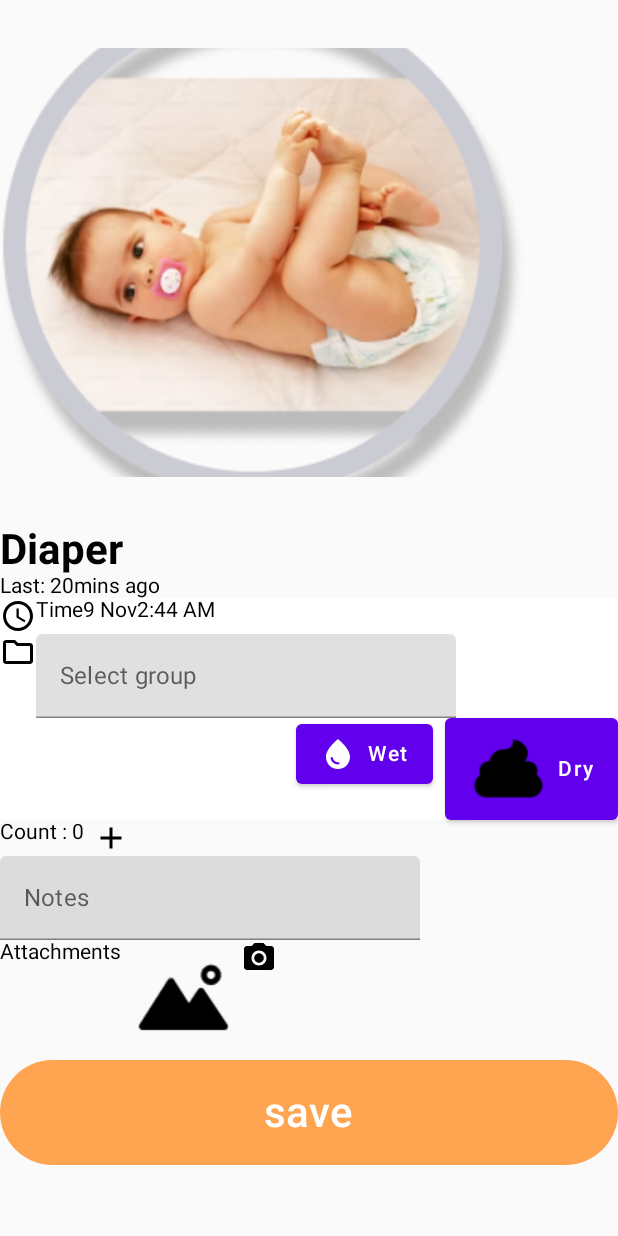
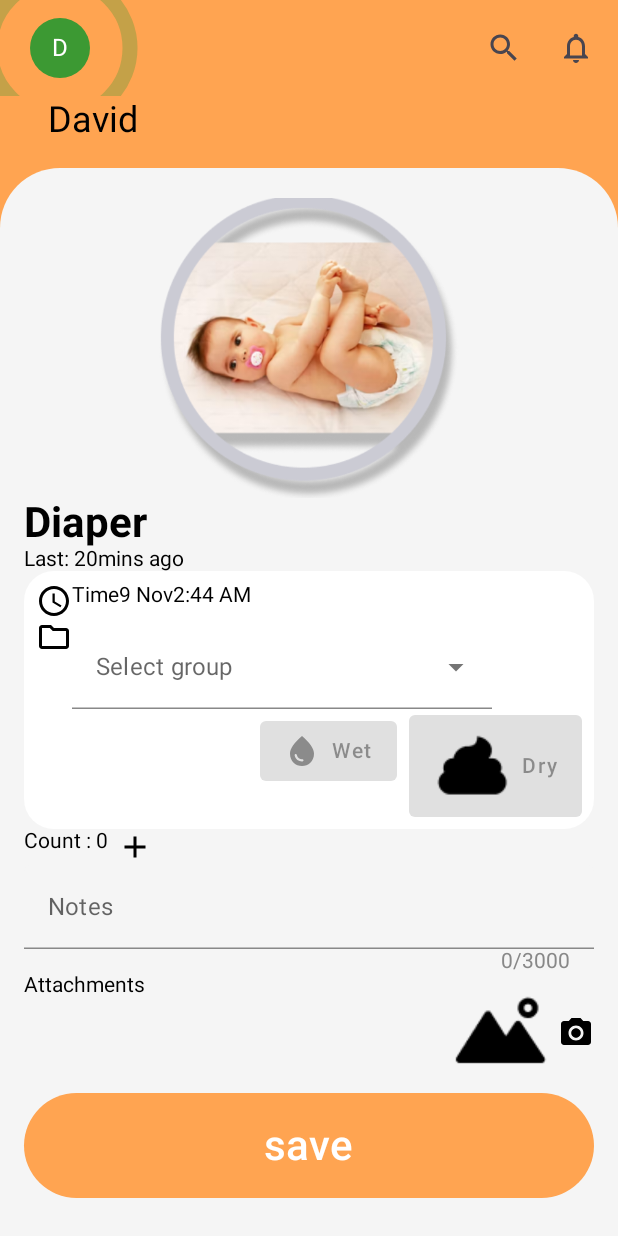
Before and after one commit to nwobodoa/cuddle-care, an Android app built with Jetpack Compose: the screen it shows after launch (MainActivity), on a phone screen of 412 x 824 dp. Run offline under Robolectric (Android 15) with nearby library versions, the phone set to English and light mode, and no system bars.

Commit message:
implemented the diaper screen

```diff
--- a/app/src/main/java/com/example/cuddlecare/ui/screen/DiaperScreen.kt
+++ b/app/src/main/java/com/example/cuddlecare/ui/screen/DiaperScreen.kt
@@ -16,9 +16,14 @@ import androidx.compose.foundation.shape.RoundedCornerShape
 import androidx.compose.foundation.text.KeyboardOptions
 import androidx.compose.material.Button
 import androidx.compose.material.ButtonDefaults
+import androidx.compose.material.DropdownMenuItem
+import androidx.compose.material.ExperimentalMaterialApi
+import androidx.compose.material.ExposedDropdownMenuBox
+import androidx.compose.material.ExposedDropdownMenuDefaults
 import androidx.compose.material.Icon
 import androidx.compose.material.Text
 import androidx.compose.material.TextField
+import androidx.compose.material.TextFieldDefaults
 import androidx.compose.material.icons.Icons
 import androidx.compose.material.icons.filled.AccessTime
 import androidx.compose.material.icons.filled.Add
@@ -33,42 +38,63 @@ import androidx.compose.runtime.setValue
 import androidx.compose.ui.Alignment
 import androidx.compose.ui.Modifier
 import androidx.compose.ui.draw.clip
-import androidx.compose.ui.geometry.Size
 import androidx.compose.ui.graphics.Color
 import androidx.compose.ui.layout.ContentScale
 import androidx.compose.ui.res.colorResource
 import androidx.compose.ui.res.painterResource
 import androidx.compose.ui.text.font.FontWeight
-import androidx.compose.ui.text.input.KeyboardCapitalization
-import androidx.compose.ui.text.input.KeyboardType
-import androidx.compose.ui.text.input.TextFieldValue
+import androidx.compose.ui.text.style.TextAlign
 import androidx.compose.ui.tooling.preview.Preview
 import androidx.compose.ui.unit.dp
 import androidx.compose.ui.unit.sp
 import com.example.cuddlecare.R
+import com.example.cuddlecare.ui.components.TopBar
 
 @RequiresApi(Build.VERSION_CODES.O)
 @Composable
 @Preview(showBackground = true)
 fun add_diaper_record() {
+
+
     Column(
         modifier = Modifier
-            .clip(shape = RoundedCornerShape(20.dp))
+            .fillMaxHeight()
+            .background(color = colorResource(id = R.color.orange))
+    ) {
+        TopBar()
+        Column(
+            modifier = Modifier
+                .fillMaxHeight()
+                .clip(shape = RoundedCornerShape(topStart = 40.dp, topEnd = 40.dp))
+                .background(color = colorResource(id = R.color.backcolor))
+                .padding(16.dp)
         )
         {
-        Row {
+
+            Row(
+                horizontalArrangement = Arrangement.Center,
+                modifier = Modifier
+                    .fillMaxWidth()
+                    .padding(top = 4.dp)
+            ) {
                 Image(
                     painter = painterResource(id = R.drawable.diaper_logo),
                     contentDescription = null,
-                Modifier
-                    .size(350.dp)
-                    .padding(bottom = 32.dp, top = 32.dp),
+                    modifier = Modifier
+                        .size(200.dp),
                     contentScale = ContentScale.Crop
                 )
             }
             Text(text = "Diaper", fontSize = 28.sp, fontWeight = FontWeight.Bold)
             Text(text = "Last: 20mins ago")
-        Column(modifier = Modifier.background(color = Color.White)) {
+            Column(
+                modifier = Modifier
+                    .clip(shape = RoundedCornerShape(20.dp))
+                    .background(color = Color.White)
+                    .padding(8.dp)
+            )
+
+            {
                 Row {
                     Icon(Icons.Default.AccessTime, contentDescription = "Timer")
                     Text(text = "Time")
@@ -76,23 +102,30 @@ fun add_diaper_record() {
                     Text(text = "2:44 AM")
                 }
                 Row {
-                var value by remember { mutableStateOf("") }
-                var mExpanded by remember { mutableStateOf(false) }
+
                     val groups = listOf("Disposable", "Cloth")
-                var mTextFieldSize by remember { mutableStateOf(Size.Zero) }
+                    var selectedIndex by remember { mutableStateOf(0) }
 
                     Icon(Icons.Outlined.Folder, contentDescription = "Folder icon")
-                TextField(value = value, onValueChange = { value = it },
-                    label = { Text(text = "Select group") }
-                )
-                //TODO add drop down menu
+                    ExposedSelectionMenu(title = "Select group", options =groups , onSelected ={
+                        index -> selectedIndex = index
+                    } )
+                }
 
-            }
                 Row(
                     horizontalArrangement = Arrangement.End,
                     modifier = Modifier.fillMaxWidth()
+
                 ) {
-                Button(onClick = { /*TODO*/ }) {
+                    var isClicked by remember { mutableStateOf(false)}
+                    var isEnabled by remember { mutableStateOf(true)}
+                    Button(
+                        onClick = { isEnabled = !isEnabled},
+                        enabled = !isEnabled
+
+
+                    ) {
+
                         Icon(
                             imageVector = Icons.Default.WaterDrop,
                             contentDescription = "water drop"
@@ -101,7 +134,9 @@ fun add_diaper_record() {
                         Text(text = "Wet")
 
                     }
-                Button(onClick = { /*TODO*/ }, modifier = Modifier.padding(start = 8.dp)) {
+                    Button(onClick = {
+                           isClicked = !isClicked
+                    }, enabled = isClicked, modifier = Modifier.padding(start = 8.dp)) {
                         Icon(
                             painter = painterResource(id = R.drawable.poop),
                             contentDescription = "Poop",
@@ -112,37 +147,120 @@ fun add_diaper_record() {
                     }
                 }
             }
-        Row(horizontalArrangement = Arrangement.End) {
+            Row() {
                 Text(text = "Count : 0")
                 Spacer(modifier = Modifier.size(6.dp))
                 Icon(imageVector = Icons.Filled.Add, contentDescription = "Plus icon")
             }
             AttachmentRow()
             SaveButton()
+            //TODO disable save button if nothing is entered
 
-
+        }
     }
 }
 
 @Composable
 fun AttachmentRow() {
-    var inputValue by remember { mutableStateOf(TextFieldValue()) }
+    val maxLength = 3000
+    var inputValue by remember { mutableStateOf("") }
+
     TextField(
+        modifier = Modifier.fillMaxWidth(),
         value = inputValue,
-                onValueChange = { inputValue = it },
+        onValueChange = {
+            if (it.length <= maxLength) inputValue = it
+        },
+
+        colors = TextFieldDefaults.textFieldColors(
+            backgroundColor = colorResource(id = R.color.backcolor),
+            unfocusedIndicatorColor = Color.Gray,
+            focusedIndicatorColor = Color.Transparent,
+            disabledIndicatorColor = Color.Transparent,
+        ),
+        keyboardOptions = KeyboardOptions(autoCorrect = true),
         label = { Text(text = "Notes") },
-//                  inactiveColor = Color.Gray,
-//                KeyboardOptions = KeyboardOptions(
-//                    capitalization = KeyboardCapitalization.None,
-//                    autoCorrect = true,)
+
         )
-        Row {
-            Text(text = "Attachments")
+    Text(
+        text = "${inputValue.length}/$maxLength",
+        textAlign = TextAlign.End,
+        color = Color.Gray,
+        modifier = Modifier
+            .fillMaxWidth()
+            .padding(end = 16.dp)
+    )
+
+    Row(modifier = Modifier.fillMaxWidth()) {
+        Text(text = "Attachments", modifier = Modifier.weight(1f))
         Icon(
             painter = painterResource(id = R.drawable.img),
-                contentDescription = "Gallery icon"
+            contentDescription = "Gallery icon",
+            modifier = Modifier.align(Alignment.CenterVertically)
+
         )
-            Icon(imageVector = Icons.Default.CameraAlt, contentDescription = "Camera icon")
+        Icon(
+            imageVector = Icons.Default.CameraAlt, contentDescription = "Camera icon",
+            modifier = Modifier.align(Alignment.CenterVertically)
+        )
     }
 
 }
+
+@Composable
+@OptIn(ExperimentalMaterialApi::class)
+fun ExposedSelectionMenu(
+    title: String,
+    options: List<String>,
+    onSelected: (Int) -> Unit
+) {
+
+    var expanded by remember { mutableStateOf(false) }
+    var selectedOptionText by remember { mutableStateOf("") }
+    ExposedDropdownMenuBox(
+        modifier = Modifier
+            .padding(vertical = 4.dp),
+        expanded = expanded,
+        onExpandedChange = {
+            expanded = !expanded
+        }
+    ) {
+        TextField(
+            readOnly = true,
+            value = selectedOptionText,
+            onValueChange = { },
+            trailingIcon = {
+                ExposedDropdownMenuDefaults.TrailingIcon(
+                    expanded = expanded
+                )
+            },
+            placeholder = { Text(text = title)},
+            colors = ExposedDropdownMenuDefaults.textFieldColors(
+                backgroundColor = Color.White,
+                focusedIndicatorColor = Color.Transparent,
+                unfocusedIndicatorColor = Color.Gray,
+                disabledIndicatorColor = Color.Transparent,
+            )
+
+        )
+        ExposedDropdownMenu(
+             expanded = expanded,
+            onDismissRequest = {
+                expanded = false
+
+            }
+        ) {
+            options.forEachIndexed { index: Int, selectionOption: String ->
+                DropdownMenuItem(
+                     onClick = {
+                        selectedOptionText = selectionOption
+                        expanded = false
+                        onSelected(index)
+                    }
+                ) {
+                    Text(text = selectionOption)
+                }
+            }
+        }
+    }
+}
```
Also changed, not shown: app/src/main/java/com/example/cuddlecare/ui/components/DropDownField.kt (deleted, +0 -98 lines). Lines whose indentation alone changed are shown as unchanged.
